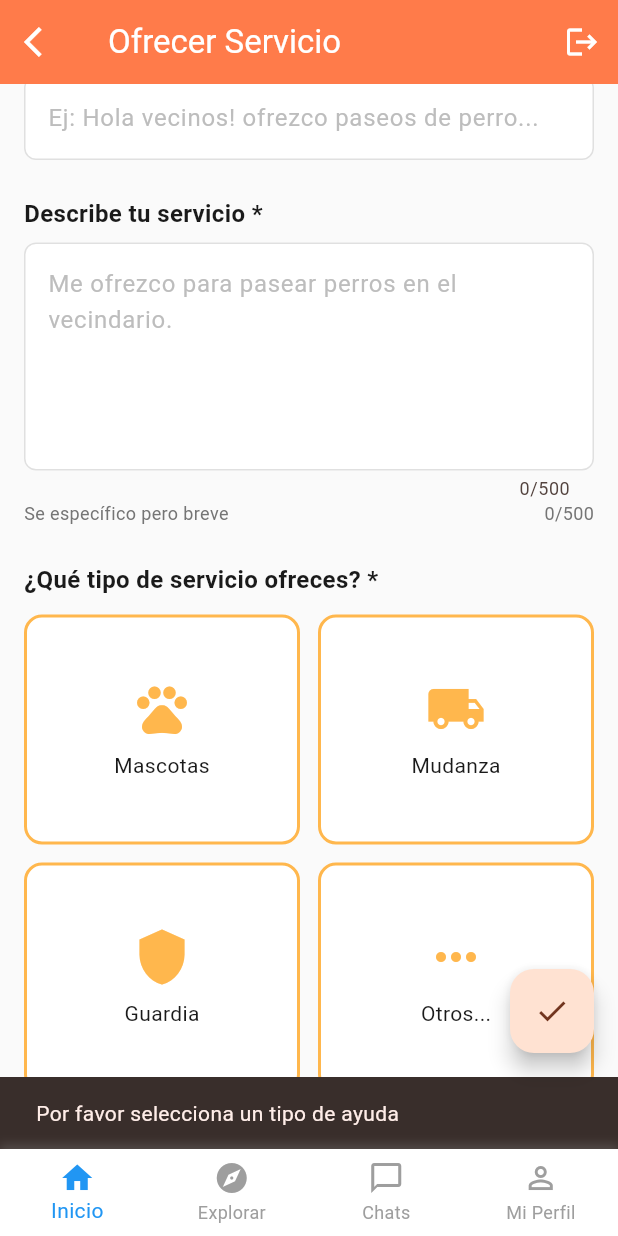
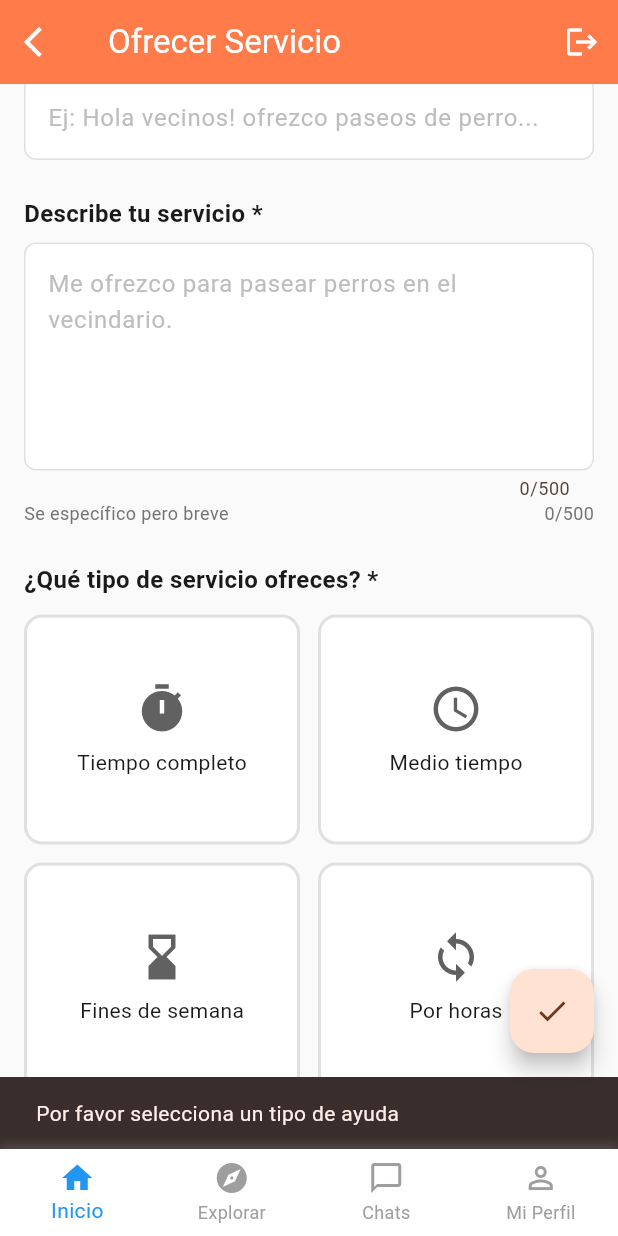
Before and after one commit to chuuya21/convive_app, a Flutter app: the HomeScreen screen opened directly, scrolled down 576 dp, after a tap on "Publicar Solicitud", on a phone screen of 412 x 824 dp. Run offline on Flutter 3.47's test engine with Material 3 defaults, Android fonts, the phone set to English and light mode, and no system bars; our stand-ins replace cloud_firestore, firebase_auth, firebase_core, flex_color_scheme, google_sign_in; accounts and stored records are empty.

Commit message:
ofrecer en BBDD

```diff
--- a/lib/screens/home.dart
+++ b/lib/screens/home.dart
@@ -406,6 +406,7 @@ class _HomeScreenState extends State<HomeScreen> {
               ),
             ),
           ),
+          /* Contador de caracteres (comentado — duplicado en ofrecer.dart)
           Row(
             mainAxisAlignment: MainAxisAlignment.spaceBetween,
             children: [
@@ -425,6 +426,7 @@ class _HomeScreenState extends State<HomeScreen> {
               ),
             ],
           ),
+          */
           const SizedBox(height: 24),
 
           // Sección: Tipo de ayuda
--- a/lib/screens/ofrecer.dart
+++ b/lib/screens/ofrecer.dart
@@ -1,11 +1,12 @@
 import 'package:flutter/material.dart';
-// import 'package:cloud_firestore/cloud_firestore.dart';
+import 'package:cloud_firestore/cloud_firestore.dart';
 import 'package:firebase_auth/firebase_auth.dart';
 
 // import 'package:convive_app/screens/splashscreen.dart';
 import 'package:convive_app/screens/conversaciones_vecinos.dart';
 import 'package:convive_app/screens/login.dart';
 // import 'package:convive_app/theme/theme.dart';
+
 
 class HomeScreen extends StatefulWidget {
   const HomeScreen({super.key});
@@ -43,6 +44,30 @@ class _HomeScreenState extends State<HomeScreen> {
       'icon': Icons.more_horiz,
       'label': 'Otros...',
       'value': 'otros',
+    },
+  ];
+  // Selección de duración/tiempo (segunda sección que antes reutilizaba _tiposAyuda)
+  String? _duracionSeleccionada;
+  final List<Map<String, dynamic>> _tiposDuracion = [
+    {
+      'icon': Icons.timer,
+      'label': 'Tiempo completo',
+      'value': 'fulltime',
+    },
+    {
+      'icon': Icons.schedule,
+      'label': 'Medio tiempo',
+      'value': 'parttime',
+    },
+    {
+      'icon': Icons.hourglass_bottom,
+      'label': 'Fines de semana',
+      'value': 'finde',
+    },
+    {
+      'icon': Icons.sync,
+      'label': 'Por horas',
+      'value': 'horas',
     },
   ];
 
@@ -87,40 +112,107 @@ class _HomeScreenState extends State<HomeScreen> {
     }
   }
 
-  void _publicarSolicitud() {
+  void _publicarSolicitud() async {
+    // Validaciones
     if (_tipoAyudaSeleccionado == null) {
       ScaffoldMessenger.of(context).showSnackBar(
-        const SnackBar(
-          content: Text('Por favor selecciona un tipo de ayuda'),
-        ),
+        const SnackBar(content: Text('Por favor selecciona un tipo de ayuda')),
+      );
+      return;
+    }
+
+    if (_duracionSeleccionada == null) {
+      ScaffoldMessenger.of(context).showSnackBar(
+        const SnackBar(content: Text('Por favor selecciona una disponibilidad')),
       );
       return;
     }
 
     if (_tituloController.text.trim().isEmpty) {
       ScaffoldMessenger.of(context).showSnackBar(
-        const SnackBar(
-          content: Text('Por favor ingresa un título'),
-        ),
+        const SnackBar(content: Text('Por favor ingresa un título')),
       );
       return;
     }
 
     if (_detallesController.text.trim().isEmpty) {
       ScaffoldMessenger.of(context).showSnackBar(
-        const SnackBar(
-          content: Text('Por favor ingresa los detalles'),
-        ),
+        const SnackBar(content: Text('Por favor ingresa los detalles')),
       );
       return;
     }
 
-    // Aquí puedes agregar la lógica para publicar la solicitud en Firestore
-    ScaffoldMessenger.of(context).showSnackBar(
-      const SnackBar(
-        content: Text('Solicitud publicada exitosamente'),
-      ),
-    );
+    try {
+      final user = FirebaseAuth.instance.currentUser;
+      if (user == null) {
+        ScaffoldMessenger.of(context).showSnackBar(
+          const SnackBar(content: Text('Debes iniciar sesión primero')),
+        );
+        return;
+      }
+
+      // Crear documento en Firestore
+      final data = {
+        'usuarioId': user.uid,
+        'email': user.email,
+        'tipo': _tipoAyudaSeleccionado,
+        'duracion': _duracionSeleccionada,
+        'titulo': _tituloController.text.trim(),
+        'detalles': _detallesController.text.trim(),
+        'fechaCreacion': FieldValue.serverTimestamp(),
+      };
+
+      // Debug info: print payload and target project
+      // ignore: avoid_print
+      print('Firestore: intentando agregar documento a servicios_ofrecidos: $data');
+
+      final docRef = await FirebaseFirestore.instance.collection('servicios_ofrecidos').add(data);
+
+      // Debug info: document id
+      // ignore: avoid_print
+      print('Firestore: documento agregado con id: ${docRef.id}');
+
+      // Limpiar formulario
+      if (mounted) {
+        _tituloController.clear();
+        _detallesController.clear();
+        setState(() {
+          _tipoAyudaSeleccionado = null;
+          _duracionSeleccionada = null;
+        });
+
+        ScaffoldMessenger.of(context).showSnackBar(
+          const SnackBar(
+            content: Text('¡Servicio publicado exitosamente!'),
+            backgroundColor: Colors.green,
+          ),
+        );
+      }
+    } on FirebaseException catch (e) {
+      // Firebase-specific errors (permission-denied, unavailable, etc.)
+      // ignore: avoid_print
+      print('FirebaseException al publicar: code=${e.code} message=${e.message}');
+      if (mounted) {
+        ScaffoldMessenger.of(context).showSnackBar(
+          SnackBar(
+            content: Text('Error al publicar (Firebase): ${e.code}'),
+            backgroundColor: Colors.red,
+          ),
+        );
+      }
+    } catch (e) {
+      // Other errors
+      // ignore: avoid_print
+      print('Error inesperado al publicar: $e');
+      if (mounted) {
+        ScaffoldMessenger.of(context).showSnackBar(
+          SnackBar(
+            content: Text('Error al publicar: $e'),
+            backgroundColor: Colors.red,
+          ),
+        );
+      }
+    }
   }
 
   @override
@@ -408,7 +500,7 @@ class _HomeScreenState extends State<HomeScreen> {
           ),
           const SizedBox(height: 24),
 
-          // Sección: Tipo de ayuda
+          // Sección: Tipo de servicio (duración/tiempo)
           const Text(
             '¿Qué tipo de servicio ofreces? *',
             style: TextStyle(
@@ -427,15 +519,15 @@ class _HomeScreenState extends State<HomeScreen> {
               mainAxisSpacing: 12,
               childAspectRatio: 1.2,
             ),
-            itemCount: _tiposAyuda.length,
+            itemCount: _tiposDuracion.length,
             itemBuilder: (context, index) {
-              final tipo = _tiposAyuda[index];
-              final isSelected = _tipoAyudaSeleccionado == tipo['value'];
+              final tipo = _tiposDuracion[index];
+              final isSelected = _duracionSeleccionada == tipo['value'];
 
               return InkWell(
                 onTap: () {
                   setState(() {
-                    _tipoAyudaSeleccionado = tipo['value'];
+                    _duracionSeleccionada = tipo['value'];
                   });
                 },
                 child: Container(
@@ -444,8 +536,8 @@ class _HomeScreenState extends State<HomeScreen> {
                     borderRadius: BorderRadius.circular(12.0),
                     border: Border.all(
                       color: isSelected
-                          ? const Color(0xFFFF9800) // Naranja cuando está seleccionado
-                          : const Color(0xFFFFB74D), // Naranja claro
+                          ? const Color(0xFF4CAF50) // Verde cuando está seleccionado
+                          : Colors.grey.shade300,
                       width: 2,
                     ),
                   ),
@@ -454,10 +546,8 @@ class _HomeScreenState extends State<HomeScreen> {
                     children: [
                       Icon(
                         tipo['icon'] as IconData,
-                        size: 40,
-                        color: isSelected
-                            ? const Color(0xFFFF9800)
-                            : const Color(0xFFFFB74D),
+                        size: 36,
+                        color: isSelected ? const Color(0xFF4CAF50) : Colors.grey[700],
                       ),
                       const SizedBox(height: 8),
                       Text(
```
Also changed, not shown: 1 other file.
